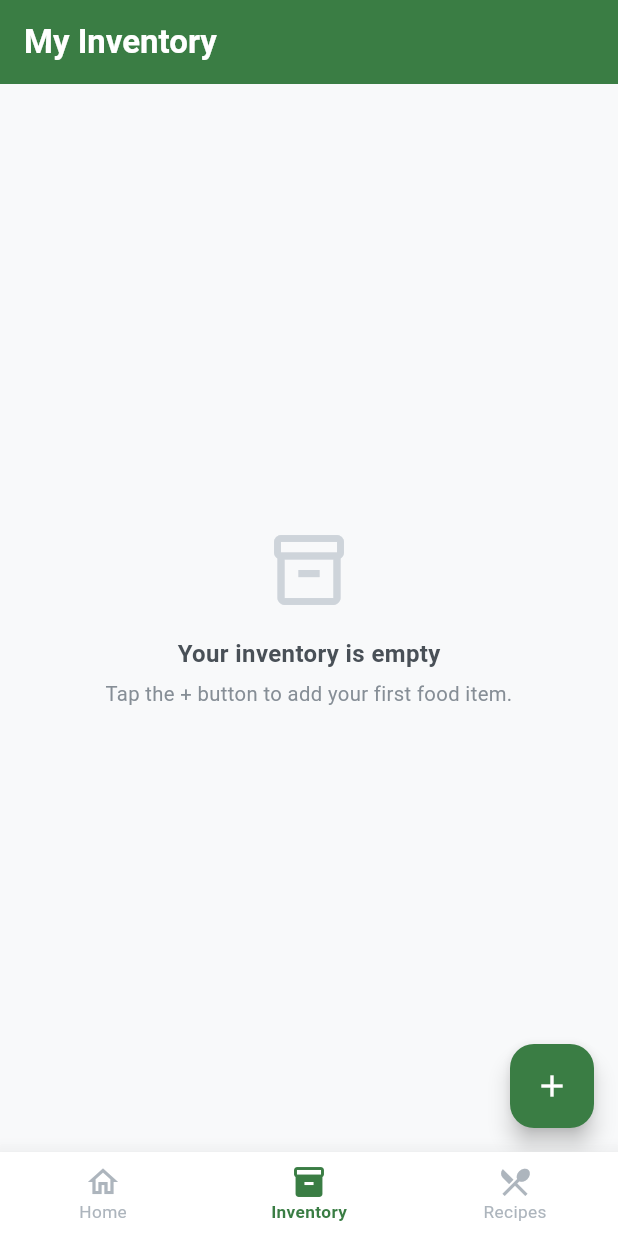
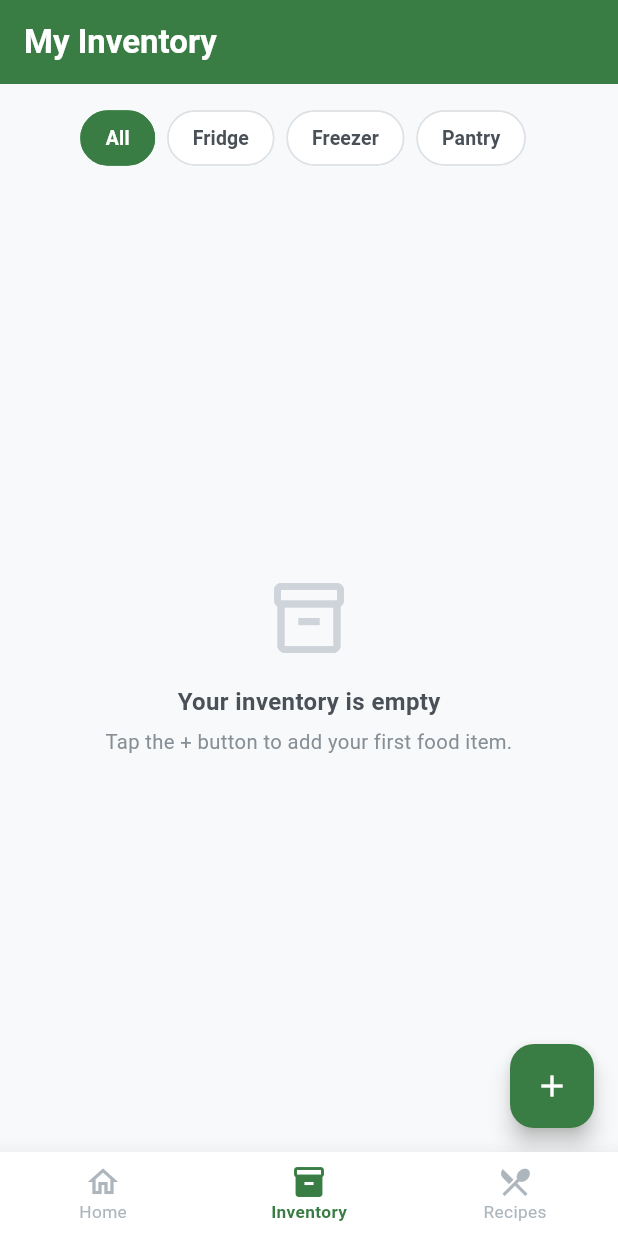
Before and after one commit to stanleywijayaa/shelf_sense, a Flutter app: the screen it shows after launch, item 2 of the bottom bar chosen, on a phone screen of 412 x 824 dp. Run offline on Flutter 3.47's test engine with Material 3 defaults, Android fonts, the phone set to English and light mode, and no system bars; our stand-ins replace cloud_firestore, firebase_core, flutter_local_notifications, timezone; accounts and stored records are empty.

Commit message:
add local notification for expiry reminders: - Add NotificationService using flutter_local_notifications - Schedule a reminder N days before each item's expiry on add/edit - Cancel notifications on delete; reschedule on edit - Initialize notifications and timezones at app startup - Add id parameter to FoodItem.copyWith to tag scheduled items

```diff
--- a/lib/main.dart
+++ b/lib/main.dart
@@ -2,12 +2,15 @@ import 'package:flutter/material.dart';
 import 'package:firebase_core/firebase_core.dart';
 import 'firebase_options.dart';
 import 'screens/home/main_screen.dart';
+import 'services/notification_service.dart';
 
 void main() async {
   WidgetsFlutterBinding.ensureInitialized();
   await Firebase.initializeApp(
     options: DefaultFirebaseOptions.currentPlatform,
   );
+  // Set up local notifications (permissions + timezone) before the app runs.
+  await NotificationService.init();
   runApp(const ShelfSenseApp());
 }
 
--- a/lib/models/food_item.dart
+++ b/lib/models/food_item.dart
@@ -52,6 +52,7 @@ class FoodItem {
   /// Useful later when updating risk level after calling the ML API,
   /// without having to rebuild the whole object manually.
   FoodItem copyWith({
+    String? id,
     String? name,
     String? category,
     String? storageType,
@@ -60,7 +61,7 @@ class FoodItem {
     String? riskLevel,
   }) {
     return FoodItem(
-      id: id,
+      id: id ?? this.id,
       name: name ?? this.name,
       category: category ?? this.category,
       storageType: storageType ?? this.storageType,
--- a/lib/screens/inventory/inventory_screen.dart
+++ b/lib/screens/inventory/inventory_screen.dart
@@ -14,6 +14,10 @@ class InventoryScreen extends StatefulWidget {
 
 class _InventoryScreenState extends State<InventoryScreen> {
   final FirestoreService _firestoreService = FirestoreService();
+
+  // Currently selected storage filter. "All" shows everything.
+  String _selectedFilter = 'All';
+  static const List<String> _filters = ['All', 'Fridge', 'Freezer', 'Pantry'];
 
   Future<void> _confirmDelete(FoodItem item) async {
     final confirmed = await showDialog<bool>(
@@ -74,17 +78,61 @@ class _InventoryScreenState extends State<InventoryScreen> {
         },
         child: const Icon(Icons.add),
       ),
-      body: StreamBuilder<List<FoodItem>>(
+      body: Column(
+        children: [
+          // ── Storage filter chips ─────────────────────────────────────
+          Container(
+            color: const Color(0xFFF8F9FA),
+            padding: const EdgeInsets.fromLTRB(12, 12, 12, 4),
+            child: SingleChildScrollView(
+              scrollDirection: Axis.horizontal,
+              child: Row(
+                children: _filters.map((filter) {
+                  final isSelected = _selectedFilter == filter;
+                  return Padding(
+                    padding: const EdgeInsets.only(right: 8),
+                    child: ChoiceChip(
+                      label: Text(filter),
+                      selected: isSelected,
+                      onSelected: (_) {
+                        setState(() => _selectedFilter = filter);
+                      },
+                      showCheckmark: false,
+                      labelStyle: TextStyle(
+                        fontSize: 13,
+                        fontWeight: FontWeight.w600,
+                        color: isSelected
+                            ? Colors.white
+                            : const Color(0xFF495057),
+                      ),
+                      selectedColor: const Color(0xFF3A7D44),
+                      backgroundColor: Colors.white,
+                      side: BorderSide(
+                        color: isSelected
+                            ? const Color(0xFF3A7D44)
+                            : const Color(0xFFDEE2E6),
+                      ),
+                      shape: RoundedRectangleBorder(
+                        borderRadius: BorderRadius.circular(20),
+                      ),
+                    ),
+                  );
+                }).toList(),
+              ),
+            ),
+          ),
+
+          // ── Item list ────────────────────────────────────────────────
+          Expanded(
+            child: StreamBuilder<List<FoodItem>>(
               stream: _firestoreService.getFoodItems(),
               builder: (context, snapshot) {
-          // ── Loading state ────────────────────────────────────────────
                 if (snapshot.connectionState == ConnectionState.waiting) {
                   return const Center(
                     child: CircularProgressIndicator(color: Color(0xFF3A7D44)),
                   );
                 }
 
-          // ── Error state ──────────────────────────────────────────────
                 if (snapshot.hasError) {
                   return Center(
                     child: Padding(
@@ -98,48 +146,36 @@ class _InventoryScreenState extends State<InventoryScreen> {
                   );
                 }
 
-          final items = snapshot.data ?? [];
+                final allItems = snapshot.data ?? [];
 
-          // ── Empty state ──────────────────────────────────────────────
-          if (items.isEmpty) {
-            return Center(
-              child: Padding(
-                padding: const EdgeInsets.all(24),
-                child: Column(
-                  mainAxisAlignment: MainAxisAlignment.center,
-                  children: [
-                    const Icon(
-                      Icons.inventory_2_outlined,
-                      size: 56,
-                      color: Color(0xFFCED4DA),
-                    ),
-                    const SizedBox(height: 16),
-                    const Text(
-                      'Your inventory is empty',
-                      style: TextStyle(
-                        fontSize: 16,
-                        fontWeight: FontWeight.w600,
-                        color: Color(0xFF495057),
-                      ),
-                    ),
-                    const SizedBox(height: 6),
-                    const Text(
-                      'Tap the + button to add your first food item.',
-                      textAlign: TextAlign.center,
-                      style: TextStyle(
-                        fontSize: 13.5,
-                        color: Color(0xFF868E96),
-                      ),
-                    ),
-                  ],
-                ),
-              ),
+                // Apply the storage filter.
+                final items = _selectedFilter == 'All'
+                    ? allItems
+                    : allItems
+                        .where((i) => i.storageType == _selectedFilter)
+                        .toList();
+
+                // ── Empty states ─────────────────────────────────────
+                if (allItems.isEmpty) {
+                  return _EmptyState(
+                    icon: Icons.inventory_2_outlined,
+                    title: 'Your inventory is empty',
+                    subtitle: 'Tap the + button to add your first food item.',
                   );
                 }
 
-          // ── Populated list ───────────────────────────────────────────
+                if (items.isEmpty) {
+                  // Inventory has items, but none in this storage filter.
+                  return _EmptyState(
+                    icon: Icons.filter_alt_off_outlined,
+                    title: 'Nothing in $_selectedFilter',
+                    subtitle: 'You have no items stored in the $_selectedFilter.',
+                  );
+                }
+
+                // ── Populated list ───────────────────────────────────
                 return ListView.builder(
-            padding: const EdgeInsets.fromLTRB(16, 16, 16, 80),
+                  padding: const EdgeInsets.fromLTRB(16, 8, 16, 80),
                   itemCount: items.length,
                   itemBuilder: (context, index) {
                     final item = items[index];
@@ -159,6 +195,56 @@ class _InventoryScreenState extends State<InventoryScreen> {
                 );
               },
             ),
+          ),
+        ],
+      ),
     );
   }
 }
+
+/// Reusable empty-state widget for both the "no items" and
+/// "nothing in this storage" cases.
+class _EmptyState extends StatelessWidget {
+  final IconData icon;
+  final String title;
+  final String subtitle;
+
+  const _EmptyState({
+    required this.icon,
+    required this.title,
+    required this.subtitle,
+  });
+
+  @override
+  Widget build(BuildContext context) {
+    return Center(
+      child: Padding(
+        padding: const EdgeInsets.all(24),
+        child: Column(
+          mainAxisAlignment: MainAxisAlignment.center,
+          children: [
+            Icon(icon, size: 56, color: const Color(0xFFCED4DA)),
+            const SizedBox(height: 16),
+            Text(
+              title,
+              style: const TextStyle(
+                fontSize: 16,
+                fontWeight: FontWeight.w600,
+                color: Color(0xFF495057),
+              ),
+            ),
+            const SizedBox(height: 6),
+            Text(
+              subtitle,
+              textAlign: TextAlign.center,
+              style: const TextStyle(
+                fontSize: 13.5,
+                color: Color(0xFF868E96),
+              ),
+            ),
+          ],
+        ),
+      ),
+    );
+  }
+}
--- a/lib/services/firestore_service.dart
+++ b/lib/services/firestore_service.dart
@@ -1,6 +1,7 @@
 import 'package:cloud_firestore/cloud_firestore.dart';
 import '../models/food_item.dart';
 import '../core/utils/risk_utils.dart';
+import 'notification_service.dart';
 
 /// Handles all direct communication with Firestore for the food inventory.
 /// This is the ONLY file that should call Firestore directly —
@@ -13,7 +14,12 @@ class FirestoreService {
   /// Firestore auto-generates the document ID, so we don't need to
   /// supply one — `item.id` can be left empty when creating a new item.
   Future<void> addFoodItem(FoodItem item) async {
-    await _inventoryRef.add(item.toMap());
+    // .add() generates the document ID; capture it so we can schedule a
+    // notification tied to this specific item.
+    final docRef = await _inventoryRef.add(item.toMap());
+    // Rebuild the item carrying its real Firestore id, then schedule.
+    final savedItem = item.copyWith(id: docRef.id);
+    await NotificationService.scheduleForItem(savedItem);
   }
 
   /// Returns a real-time stream of all food items in the inventory.
@@ -51,10 +57,14 @@ class FirestoreService {
   /// Updates an existing food item by its document ID.
   Future<void> updateFoodItem(FoodItem item) async {
     await _inventoryRef.doc(item.id).update(item.toMap());
+    // Reschedule in case the expiry date changed.
+    await NotificationService.cancelForItem(item.id);
+    await NotificationService.scheduleForItem(item);
   }
 
   /// Deletes a food item by its document ID.
   Future<void> deleteFoodItem(String id) async {
     await _inventoryRef.doc(id).delete();
+    await NotificationService.cancelForItem(id);
   }
 }
--- /dev/null
+++ b/lib/services/notification_service.dart
@@ -0,0 +1,100 @@
+import 'package:flutter_local_notifications/flutter_local_notifications.dart';
+import 'package:timezone/timezone.dart' as tz;
+import 'package:timezone/data/latest.dart' as tz_data;
+import '../models/food_item.dart';
+
+/// Handles local (on-device) notifications that alert the user before a food
+/// item expires. No server or internet needed — the device's OS fires these
+/// at the scheduled time, even if the app is closed.
+///
+/// Strategy: when an item is added/edited, schedule a notification for a set
+/// number of days BEFORE its expiry date. When an item is deleted, cancel it.
+///
+/// Note: local notifications work on real devices (Android/iOS). They do NOT
+/// work on Flutter web, so test this on the phone.
+class NotificationService {
+  static final FlutterLocalNotificationsPlugin _plugin =
+      FlutterLocalNotificationsPlugin();
+
+  /// How many days before expiry to fire the reminder.
+  static const int daysBeforeExpiry = 2;
+
+  /// Call once at app startup (in main.dart) before scheduling anything.
+  static Future<void> init() async {
+    // Set up timezone data so scheduled times are correct.
+    tz_data.initializeTimeZones();
+
+    const androidSettings =
+        AndroidInitializationSettings('@mipmap/ic_launcher');
+    const iosSettings = DarwinInitializationSettings();
+
+    const settings = InitializationSettings(
+      android: androidSettings,
+      iOS: iosSettings,
+    );
+
+    await _plugin.initialize(settings);
+
+    // Android 13+ requires explicitly requesting notification permission.
+    await _plugin
+        .resolvePlatformSpecificImplementation<
+            AndroidFlutterLocalNotificationsPlugin>()
+        ?.requestNotificationsPermission();
+  }
+
+  /// Schedule a reminder for a single food item, a few days before it expires.
+  /// Uses a stable integer id derived from the item's Firestore id so we can
+  /// cancel/replace it later.
+  static Future<void> scheduleForItem(FoodItem item) async {
+    final notifyDate = item.expiryDate.subtract(
+      const Duration(days: daysBeforeExpiry),
+    );
+
+    // Don't schedule for a time already in the past.
+    if (notifyDate.isBefore(DateTime.now())) return;
+
+    final scheduledTime = tz.TZDateTime.from(notifyDate, tz.local);
+
+    const androidDetails = AndroidNotificationDetails(
+      'shelfsense_expiry',
+      'Expiry Reminders',
+      channelDescription: 'Alerts for food items approaching their expiry date',
+      importance: Importance.high,
+      priority: Priority.high,
+    );
+
+    const details = NotificationDetails(
+      android: androidDetails,
+      iOS: DarwinNotificationDetails(),
+    );
+
+    await _plugin.zonedSchedule(
+      _notificationId(item.id),
+      'Food expiring soon',
+      '${item.name} expires in $daysBeforeExpiry days. Use it before it spoils!',
+      scheduledTime,
+      details,
+      androidScheduleMode: AndroidScheduleMode.inexactAllowWhileIdle,
+      // uiLocalNotificationDateInterpretation is required on iOS.
+      uiLocalNotificationDateInterpretation:
+          UILocalNotificationDateInterpretation.absoluteTime,
+    );
+  }
+
+  /// Cancel the scheduled notification for an item (e.g. when it's deleted).
+  static Future<void> cancelForItem(String itemId) async {
+    await _plugin.cancel(_notificationId(itemId));
+  }
+
+  /// Cancel everything (useful if you ever need a clean slate).
+  static Future<void> cancelAll() async {
+    await _plugin.cancelAll();
+  }
+
+  /// Turns a Firestore document id (a string) into a stable notification id
+  /// (an int), since the plugin identifies notifications by int.
+  static int _notificationId(String itemId) {
+    // hashCode can be negative; make it a positive 31-bit int.
+    return itemId.hashCode & 0x7fffffff;
+  }
+}
```
Lines whose indentation alone changed are shown as unchanged.
